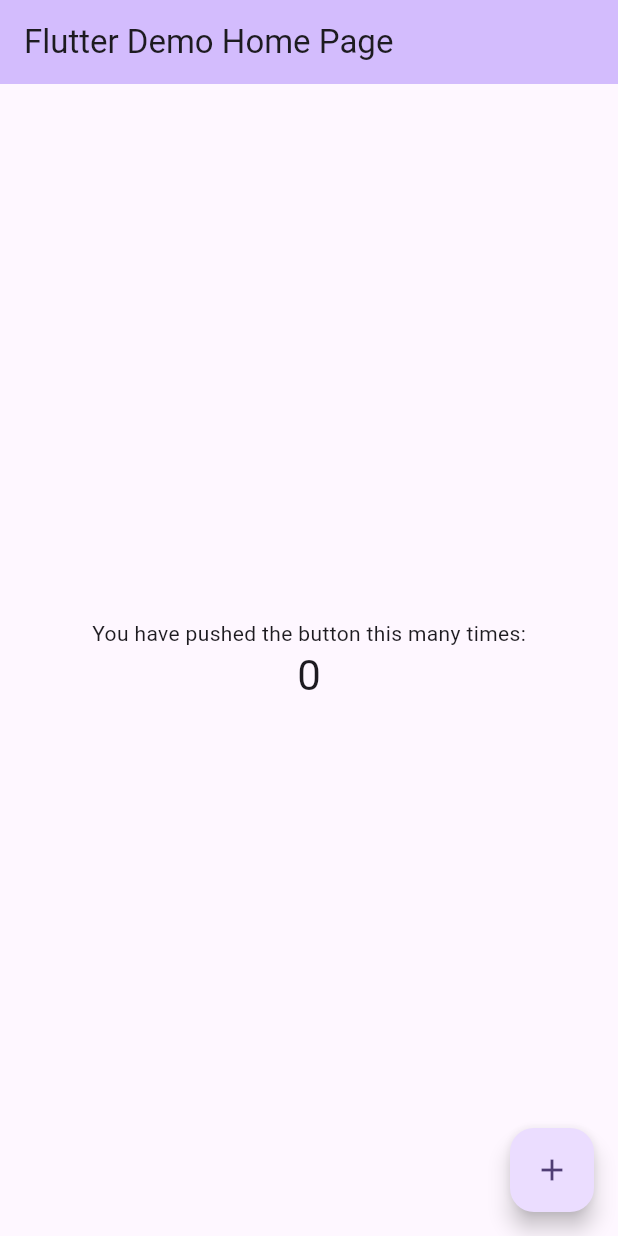
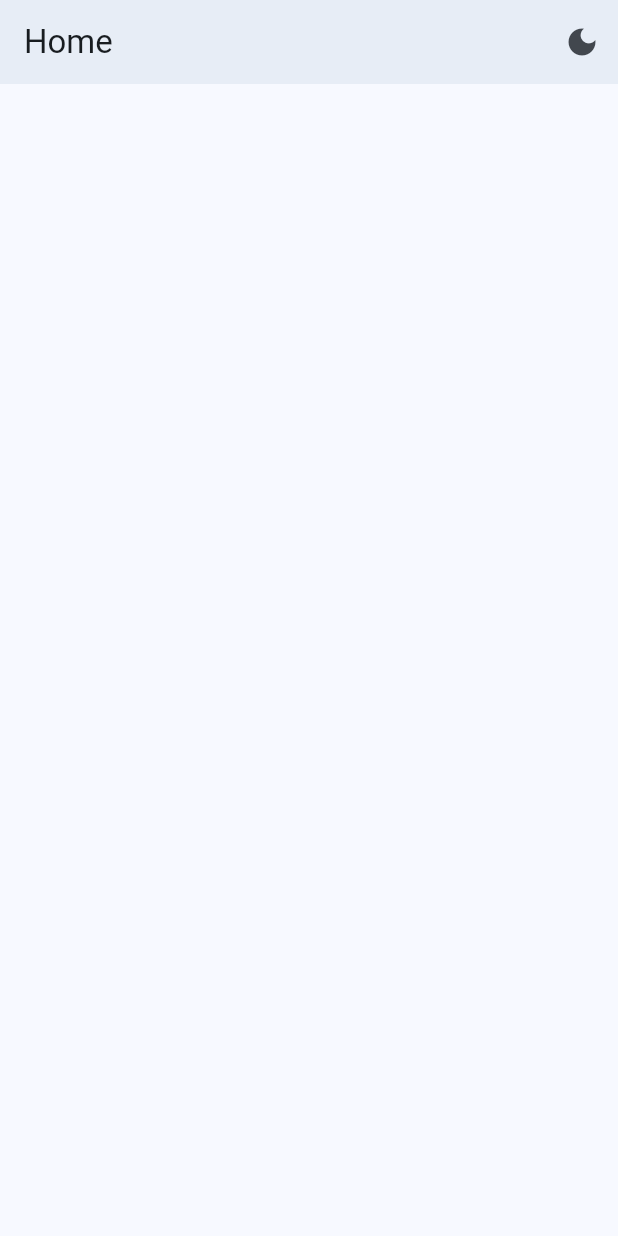
Before and after one commit to Galbfran/flutter_cv_online, a Flutter app: the screen it shows after launch, on a phone screen of 412 x 824 dp. Run offline on Flutter 3.47's test engine with Material 3 defaults, Android fonts, the phone set to English and light mode, and no system bars; our stand-ins replace flutter_riverpod, go_router, riverpod_annotation; generated files the repository leaves out were written again.

Commit message:
add configs , riverpod , theme, router,

```diff
--- a/analysis_options.yaml
+++ b/analysis_options.yaml
@@ -8,6 +8,10 @@
 # The following line activates a set of recommended lints for Flutter apps,
 # packages, and plugins designed to encourage good coding practices.
 include: package:flutter_lints/flutter.yaml
+
+analyzer:
+  plugins:
+    - custom_lint
 
 linter:
   # The lint rules applied to this project can be customized in the
--- /dev/null
+++ b/lib/config/router/app_router.dart
@@ -0,0 +1,26 @@
+import 'package:cv_online/features/screens/home_screen.dart';
+import 'package:flutter/material.dart';
+import 'package:go_router/go_router.dart';
+import 'package:riverpod_annotation/riverpod_annotation.dart';
+
+part 'app_router.g.dart';
+
+@riverpod
+GoRouter appRouter(AppRouterRef ref) {
+  return GoRouter(routes: [
+    GoRoute(
+      path: '/',
+      builder: (BuildContext context, GoRouterState state) {
+        return const HomeScreen();
+      },
+      routes: <RouteBase>[
+        GoRoute(
+          path: 'details',
+          builder: (BuildContext context, GoRouterState state) {
+            return const Placeholder();
+          },
+        ),
+      ],
+    ),
+  ]);
+}
--- /dev/null
+++ b/lib/config/theme/app_theme.dart
@@ -0,0 +1,18 @@
+import 'package:flutter/material.dart';
+
+const seedColor = Color.fromARGB(255, 7, 51, 80);
+
+class AppTheme {
+  final bool isDarkmode;
+
+  AppTheme({required this.isDarkmode});
+
+  ThemeData getTheme() => ThemeData(
+        useMaterial3: true,
+        colorSchemeSeed: seedColor,
+        brightness: isDarkmode ? Brightness.dark : Brightness.light,
+        listTileTheme: const ListTileThemeData(
+          iconColor: seedColor,
+        ),
+      );
+}
--- /dev/null
+++ b/lib/features/infrastructure/provider/hello_word_provider.dart
@@ -0,0 +1,8 @@
+import 'package:riverpod_annotation/riverpod_annotation.dart';
+
+part 'hello_word_provider.g.dart';
+
+@riverpod
+String helloWorld(HelloWorldRef ref) {
+  return 'Hello world';
+}
--- /dev/null
+++ b/lib/features/infrastructure/provider/theme_app_provider.dart
@@ -0,0 +1,13 @@
+import 'package:riverpod_annotation/riverpod_annotation.dart';
+
+part 'theme_app_provider.g.dart';
+
+@riverpod
+class DarkMode extends _$DarkMode {
+  @override
+  bool build() => false;
+
+  void toggleDarkMode() {
+    state = !state;
+  }
+}
--- /dev/null
+++ b/lib/features/screens/home_screen.dart
@@ -0,0 +1,27 @@
+import 'package:cv_online/features/infrastructure/provider/theme_app_provider.dart';
+import 'package:flutter/material.dart';
+import 'package:flutter_riverpod/flutter_riverpod.dart';
+
+class HomeScreen extends ConsumerWidget {
+  const HomeScreen({super.key});
+
+  @override
+  Widget build(BuildContext context, WidgetRef ref) {
+    final isDarkMode = ref.watch(darkModeProvider);
+    return Scaffold(
+      appBar: AppBar(
+        title: const Text('Home'),
+        elevation: 3,
+        actions: [
+          IconButton(
+              onPressed: () {
+                ref.read(darkModeProvider.notifier).toggleDarkMode();
+              },
+              icon: isDarkMode == false
+                  ? const Icon(Icons.dark_mode)
+                  : const Icon(Icons.light_mode))
+        ],
+      ),
+    );
+  }
+}
--- a/lib/main.dart
+++ b/lib/main.dart
@@ -1,125 +1,25 @@
+import 'package:cv_online/config/router/app_router.dart';
+import 'package:cv_online/config/theme/app_theme.dart';
+import 'package:cv_online/features/infrastructure/provider/theme_app_provider.dart';
 import 'package:flutter/material.dart';
+import 'package:flutter_riverpod/flutter_riverpod.dart';
 
 void main() {
-  runApp(const MyApp());
+  runApp(const ProviderScope(child: MyApp()));
 }
 
-class MyApp extends StatelessWidget {
+class MyApp extends ConsumerWidget {
   const MyApp({super.key});
 
-  // This widget is the root of your application.
   @override
-  Widget build(BuildContext context) {
-    return MaterialApp(
+  Widget build(BuildContext context, WidgetRef ref) {
+    final appRouter = ref.watch(appRouterProvider);
+    final isDarkMode = ref.watch(darkModeProvider);
+    return MaterialApp.router(
       title: 'Flutter Demo',
-      theme: ThemeData(
-        // This is the theme of your application.
-        //
-        // TRY THIS: Try running your application with "flutter run". You'll see
-        // the application has a purple toolbar. Then, without quitting the app,
-        // try changing the seedColor in the colorScheme below to Colors.green
-        // and then invoke "hot reload" (save your changes or press the "hot
-        // reload" button in a Flutter-supported IDE, or press "r" if you used
-        // the command line to start the app).
-        //
-        // Notice that the counter didn't reset back to zero; the application
-        // state is not lost during the reload. To reset the state, use hot
-        // restart instead.
-        //
-        // This works for code too, not just values: Most code changes can be
-        // tested with just a hot reload.
-        colorScheme: ColorScheme.fromSeed(seedColor: Colors.deepPurple),
-        useMaterial3: true,
-      ),
-      home: const MyHomePage(title: 'Flutter Demo Home Page'),
+      theme: AppTheme(isDarkmode: isDarkMode).getTheme(),
+      routerConfig: appRouter,
+      debugShowCheckedModeBanner: false,
     );
   }
 }
-
-class MyHomePage extends StatefulWidget {
-  const MyHomePage({super.key, required this.title});
-
-  // This widget is the home page of your application. It is stateful, meaning
-  // that it has a State object (defined below) that contains fields that affect
-  // how it looks.
-
-  // This class is the configuration for the state. It holds the values (in this
-  // case the title) provided by the parent (in this case the App widget) and
-  // used by the build method of the State. Fields in a Widget subclass are
-  // always marked "final".
-
-  final String title;
-
-  @override
-  State<MyHomePage> createState() => _MyHomePageState();
-}
-
-class _MyHomePageState extends State<MyHomePage> {
-  int _counter = 0;
-
-  void _incrementCounter() {
-    setState(() {
-      // This call to setState tells the Flutter framework that something has
-      // changed in this State, which causes it to rerun the build method below
-      // so that the display can reflect the updated values. If we changed
-      // _counter without calling setState(), then the build method would not be
-      // called again, and so nothing would appear to happen.
-      _counter++;
-    });
-  }
-
-  @override
-  Widget build(BuildContext context) {
-    // This method is rerun every time setState is called, for instance as done
-    // by the _incrementCounter method above.
-    //
-    // The Flutter framework has been optimized to make rerunning build methods
-    // fast, so that you can just rebuild anything that needs updating rather
-    // than having to individually change instances of widgets.
-    return Scaffold(
-      appBar: AppBar(
-        // TRY THIS: Try changing the color here to a specific color (to
-        // Colors.amber, perhaps?) and trigger a hot reload to see the AppBar
-        // change color while the other colors stay the same.
-        backgroundColor: Theme.of(context).colorScheme.inversePrimary,
-        // Here we take the value from the MyHomePage object that was created by
-        // the App.build method, and use it to set our appbar title.
-        title: Text(widget.title),
-      ),
-      body: Center(
-        // Center is a layout widget. It takes a single child and positions it
-        // in the middle of the parent.
-        child: Column(
-          // Column is also a layout widget. It takes a list of children and
-          // arranges them vertically. By default, it sizes itself to fit its
-          // children horizontally, and tries to be as tall as its parent.
-          //
-          // Column has various properties to control how it sizes itself and
-          // how it positions its children. Here we use mainAxisAlignment to
-          // center the children vertically; the main axis here is the vertical
-          // axis because Columns are vertical (the cross axis would be
-          // horizontal).
-          //
-          // TRY THIS: Invoke "debug painting" (choose the "Toggle Debug Paint"
-          // action in the IDE, or press "p" in the console), to see the
-          // wireframe for each widget.
-          mainAxisAlignment: MainAxisAlignment.center,
-          children: <Widget>[
-            const Text(
-              'You have pushed the button this many times:',
-            ),
-            Text(
-              '$_counter',
-              style: Theme.of(context).textTheme.headlineMedium,
-            ),
-          ],
-        ),
-      ),
-      floatingActionButton: FloatingActionButton(
-        onPressed: _incrementCounter,
-        tooltip: 'Increment',
-        child: const Icon(Icons.add),
-      ), // This trailing comma makes auto-formatting nicer for build methods.
-    );
-  }
-}
--- a/pubspec.yaml
+++ b/pubspec.yaml
@@ -35,6 +35,9 @@ dependencies:
   # The following adds the Cupertino Icons font to your application.
   # Use with the CupertinoIcons class for iOS style icons.
   cupertino_icons: ^1.0.2
+  flutter_riverpod: ^2.5.1
+  riverpod_annotation: ^2.3.5
+  go_router: ^14.0.2
 
 dev_dependencies:
   flutter_test:
@@ -46,6 +49,9 @@ dev_dependencies:
   # package. See that file for information about deactivating specific lint
   # rules and activating additional ones.
   flutter_lints: ^2.0.0
+  riverpod_generator: ^2.4.0
+  build_runner: ^2.4.9
+  custom_lint: ^0.6.4
 
 # For information on the generic Dart part of this file, see the
 # following page: https://dart.dev/tools/pub/pubspec
```
Also changed, not shown: lib/config/router/app_router.g.dart (added), lib/features/infrastructure/provider/hello_word_provider.g.dart (added), lib/features/infrastructure/provider/theme_app_provider.g.dart (added), pubspec.lock.
